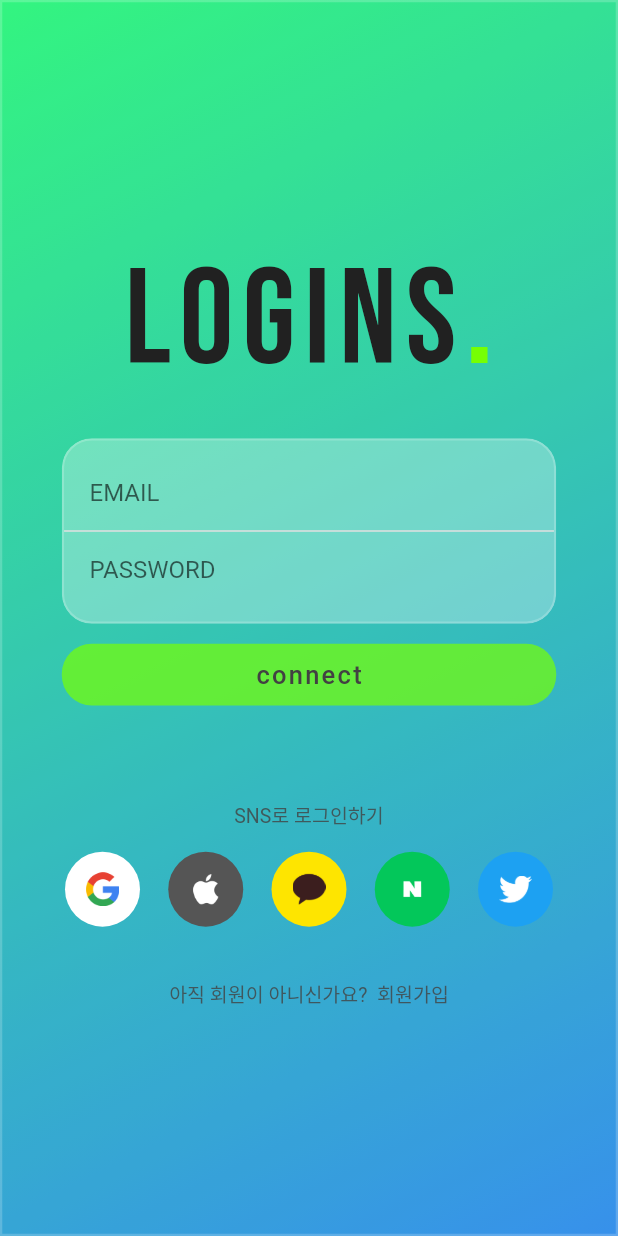
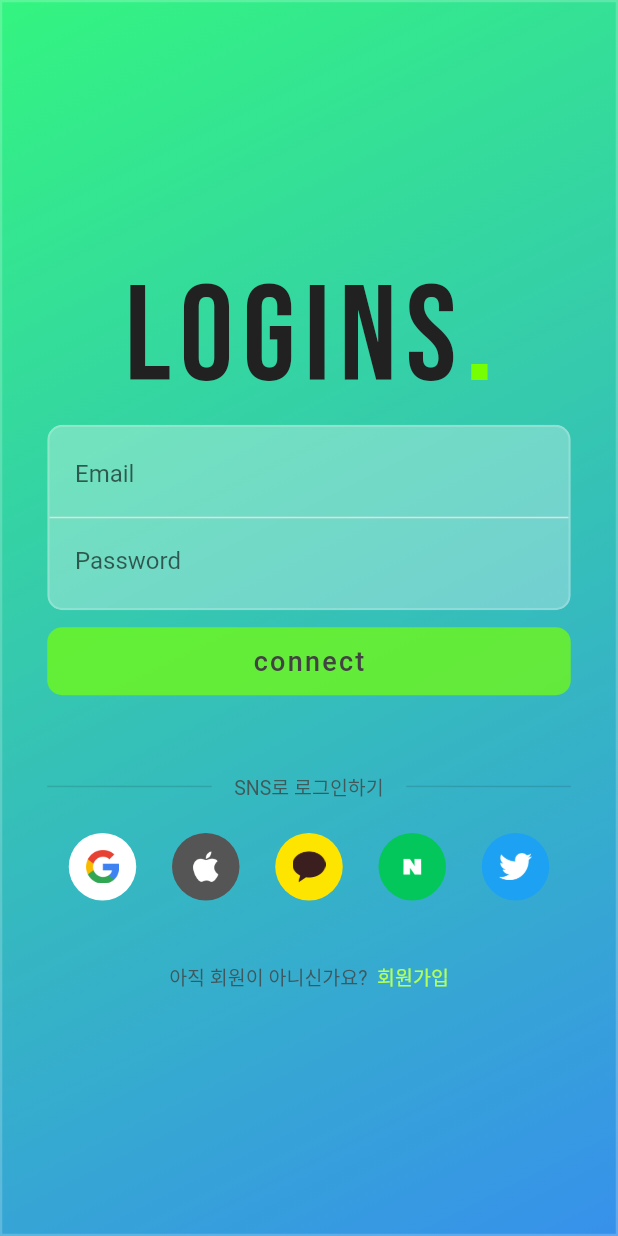
Before and after one commit to Yun-sooyong/several_social_logins, a Flutter app: the screen it shows after launch, on a phone screen of 412 x 824 dp. Run offline on Flutter 3.47's test engine with Material 2 defaults, Android fonts, the phone set to English and light mode, and no system bars; our stand-ins replace google_fonts.

Commit message:
일부 파일명 변경, UI 일부 변경

```diff
--- a/lib/login_page.dart
+++ /dev/null
@@ -1,183 +0,0 @@
-import 'package:flutter/material.dart';
-import 'package:google_fonts/google_fonts.dart';
-import 'package:several_social_logins/utils/color.dart';
-import 'package:several_social_logins/utils/glassmorphism.dart';
-import 'package:several_social_logins/utils/sns_buttons.dart';
-import 'package:several_social_logins/utils/textfield.dart';
-
-class LoginPage extends StatefulWidget {
-  const LoginPage({super.key});
-
-  @override
-  State<LoginPage> createState() => _LoginPageState();
-}
-
-class _LoginPageState extends State<LoginPage> {
-  @override
-  Widget build(BuildContext context) {
-    Size size = MediaQuery.of(context).size;
-
-    return GestureDetector(
-      onTap: () {
-        FocusScope.of(context).unfocus();
-      },
-      child: Container(
-        decoration: BoxDecoration(
-          gradient: LinearGradient(
-            colors: [tGradientStart, tGradientEnd],
-            begin: Alignment.topLeft,
-            end: Alignment.bottomRight,
-          ),
-        ),
-        child: Glassmorphism(
-          blur: 0.2,
-          opacity: 0.2,
-          child: Scaffold(
-            backgroundColor: Colors.transparent,
-            body: Column(
-              mainAxisAlignment: MainAxisAlignment.center,
-              crossAxisAlignment: CrossAxisAlignment.center,
-              children: [
-                // * logo
-                Text.rich(
-                  TextSpan(
-                    text: 'LOGINS',
-                    style: GoogleFonts.bebasNeue(
-                        fontSize: 90,
-                        letterSpacing: 6,
-                        color: Colors.grey.shade900),
-                    children: [
-                      TextSpan(
-                        text: '.',
-                        style: GoogleFonts.bebasNeue(
-                            fontSize: 100,
-                            color: Colors.lightGreenAccent.shade400),
-                      ),
-                    ],
-                  ),
-                ),
-                SizedBox(height: 20),
-                // * input login, password
-                // TODO: 입력 데이터 처리, textfield decoration
-                Container(
-                  height: size.height * 0.15,
-                  width: size.width * 0.8,
-                  decoration: BoxDecoration(
-                    //color: Colors.amber,
-                    borderRadius: BorderRadius.circular(20),
-                  ),
-                  child: Glassmorphism(
-                    blur: 0.3,
-                    opacity: 0.3,
-                    radius: 20,
-                    child: Column(
-                      //crossAxisAlignment: CrossAxisAlignment.center,
-                      mainAxisAlignment: MainAxisAlignment.center,
-                      children: [
-                        TextFielded(
-                          hintText: 'EMAIL',
-                        ),
-                        Divider(
-                          thickness: 1,
-                          color: Colors.grey.shade300,
-                          height: 3,
-                        ),
-                        TextFielded(
-                          hintText: 'PASSWORD',
-                          isPassword: true,
-                        )
-                      ],
-                    ),
-                  ),
-                ),
-                SizedBox(height: 10),
-                // * login button
-                ElevatedButton(
-                  style: ElevatedButton.styleFrom(
-                    primary: Colors.lightGreenAccent.shade400.withOpacity(0.7),
-                    shape: RoundedRectangleBorder(
-                      borderRadius: BorderRadius.circular(20),
-                    ),
-                    fixedSize: Size(size.width * 0.8, size.height * 0.05),
-                    elevation: 0,
-                  ),
-                  onPressed: () {},
-                  child: Text(
-                    'connect',
-                    style: TextStyle(
-                      color: Colors.grey.shade800,
-                      fontSize: 17,
-                      letterSpacing: 1.5,
-                    ),
-                  ),
-                ),
-                SizedBox(
-                  height: 60,
-                ),
-                Text(
-                  'SNS로 로그인하기',
-                  style: TextStyle(
-                    fontSize: 13,
-                    color: Colors.grey.shade800.withOpacity(0.8),
-                  ),
-                ),
-                Padding(
-                  padding:
-                      const EdgeInsets.symmetric(vertical: 15, horizontal: 30),
-                  child: Row(
-                    mainAxisAlignment: MainAxisAlignment.spaceEvenly,
-
-                    // TODO: Make snsLoginButton Widget
-                    children: [
-                      SnsButton(
-                          background: googleColor,
-                          name: 'assets/images/google_logo.png'),
-                      SnsButton(
-                          background: appleColor,
-                          name: 'assets/images/apple_logo.png'),
-                      SnsButton(
-                          background: kakaoColor,
-                          name: 'assets/images/kakao_logo.png'),
-                      SnsButton(
-                          background: naverColor,
-                          // TODO naver image change
-                          name: 'assets/images/naver_logo_200.png'),
-                      SnsButton(
-                          background: twitterColor,
-                          name: 'assets/images/twitter_logo.png'),
-                    ],
-                  ),
-                ),
-                Padding(
-                  padding: const EdgeInsets.only(top: 20),
-                  child: Row(
-                    mainAxisAlignment: MainAxisAlignment.center,
-                    children: [
-                      Text(
-                        '아직 회원이 아니신가요?  ',
-                        style: TextStyle(
-                          fontSize: 13,
-                          color: Colors.grey.shade800.withOpacity(0.8),
-                        ),
-                      ),
-                      InkWell(
-                        onTap: () {},
-                        child: Text(
-                          '회원가입',
-                          style: TextStyle(
-                            fontSize: 13,
-                            color: Colors.grey.shade800.withOpacity(0.8),
-                          ),
-                        ),
-                      ),
-                    ],
-                  ),
-                ),
-              ],
-            ),
-          ),
-        ),
-      ),
-    );
-  }
-}
--- /dev/null
+++ b/lib/logins_ui_widget/logo_text.dart
@@ -0,0 +1,24 @@
+import 'package:flutter/material.dart';
+import 'package:google_fonts/google_fonts.dart';
+
+class Logo extends StatelessWidget {
+  const Logo({super.key});
+
+  @override
+  Widget build(BuildContext context) {
+    return Text.rich(
+      TextSpan(
+        text: 'LOGINS',
+        style: GoogleFonts.bebasNeue(
+            fontSize: 90, letterSpacing: 6, color: Colors.grey.shade900),
+        children: [
+          TextSpan(
+            text: '.',
+            style: GoogleFonts.bebasNeue(
+                fontSize: 100, color: Colors.lightGreenAccent.shade400),
+          ),
+        ],
+      ),
+    );
+  }
+}
--- a/lib/main.dart
+++ b/lib/main.dart
@@ -1,5 +1,5 @@
 import 'package:flutter/material.dart';
-import 'package:several_social_logins/login_page.dart';
+import 'package:several_social_logins/sign_in.dart';
 
 void main() {
   runApp(const MyApp());
--- /dev/null
+++ b/lib/sign_in.dart
@@ -0,0 +1,187 @@
+import 'package:flutter/material.dart';
+import 'package:several_social_logins/utils/color.dart';
+import 'package:several_social_logins/logins_ui_widget/logo_text.dart';
+import 'package:several_social_logins/utils/widgets/button.dart';
+import 'package:several_social_logins/utils/widgets/glassmorphism.dart';
+import 'package:several_social_logins/utils/widgets/textfield.dart';
+
+class LoginPage extends StatefulWidget {
+  const LoginPage({super.key});
+
+  @override
+  State<LoginPage> createState() => _LoginPageState();
+}
+
+class _LoginPageState extends State<LoginPage> {
+  @override
+  Widget build(BuildContext context) {
+    Size size = MediaQuery.of(context).size;
+    ;
+    return GestureDetector(
+      onTap: () {
+        FocusScope.of(context).unfocus();
+      },
+      child: Container(
+        decoration: BoxDecoration(
+          gradient: LinearGradient(
+            colors: [tGradientStart, tGradientEnd],
+            begin: Alignment.topLeft,
+            end: Alignment.bottomRight,
+          ),
+        ),
+        child: Glassmorphism(
+          blur: 0.2,
+          opacity: 0.2,
+          child: Scaffold(
+            resizeToAvoidBottomInset: false,
+            backgroundColor: Colors.transparent,
+            body: Padding(
+              padding: const EdgeInsets.symmetric(horizontal: 30, vertical: 20),
+              child: Center(
+                child: Column(
+                  mainAxisAlignment: MainAxisAlignment.center,
+                  //crossAxisAlignment: CrossAxisAlignment.center,
+                  children: [
+                    // * logo
+                    Logo(),
+                    // * input login, password
+                    // TODO: 입력 데이터 처리, textfield decoration
+                    Container(
+                      height: size.height * 0.15,
+                      //width: size.width * 0.8,
+                      child: Glassmorphism(
+                        blur: 0.3,
+                        opacity: 0.3,
+                        radius: 10,
+                        child: Column(
+                          mainAxisAlignment: MainAxisAlignment.center,
+                          children: [
+                            TextFielded(
+                              hintText: 'Email',
+                            ),
+                            Divider(
+                              thickness: 1,
+                              color: Colors.grey.shade300,
+                              height: 10,
+                            ),
+                            TextFielded(
+                              hintText: 'Password',
+                              isPassword: true,
+                            ),
+                          ],
+                        ),
+                      ),
+                    ),
+
+                    // * login button
+                    Padding(
+                      padding: const EdgeInsets.symmetric(vertical: 10),
+                      child: ElevatedButton(
+                        style: ElevatedButton.styleFrom(
+                          primary:
+                              Colors.lightGreenAccent.shade400.withOpacity(0.7),
+                          shape: RoundedRectangleBorder(
+                            borderRadius: BorderRadius.circular(10),
+                          ),
+                          fixedSize: Size(size.width, size.height * 0.055),
+                          elevation: 0,
+                        ),
+                        onPressed: () {},
+                        child: Text(
+                          'connect',
+                          style: TextStyle(
+                            color: Colors.grey.shade800,
+                            fontSize: 18,
+                            letterSpacing: 1.5,
+                          ),
+                        ),
+                      ),
+                    ),
+                    // SizedBox(
+                    //   height: 20,
+                    // ),
+                    Padding(
+                      padding: const EdgeInsets.only(top: 40),
+                      child: Row(
+                        children: [
+                          Expanded(
+                            child: Divider(
+                              thickness: 1,
+                              endIndent: 15,
+                            ),
+                          ),
+                          Text(
+                            'SNS로 로그인하기',
+                            style: TextStyle(
+                              fontSize: 13,
+                              color: Colors.grey.shade800.withOpacity(0.8),
+                            ),
+                          ),
+                          Expanded(
+                            child: Divider(
+                              thickness: 1,
+                              indent: 15,
+                            ),
+                          ),
+                        ],
+                      ),
+                    ),
+                    Padding(
+                      padding: const EdgeInsets.symmetric(vertical: 20),
+                      child: Row(
+                        mainAxisAlignment: MainAxisAlignment.spaceEvenly,
+                        children: [
+                          SnsButton(
+                              background: googleColor,
+                              name: 'assets/images/google_logo.png'),
+                          SnsButton(
+                              background: appleColor,
+                              name: 'assets/images/apple_logo.png'),
+                          SnsButton(
+                              background: kakaoColor,
+                              name: 'assets/images/kakao_logo.png'),
+                          SnsButton(
+                              background: naverColor,
+                              // TODO naver image change
+                              name: 'assets/images/naver_logo_200.png'),
+                          SnsButton(
+                              background: twitterColor,
+                              name: 'assets/images/twitter_logo.png'),
+                        ],
+                      ),
+                    ),
+                    Padding(
+                      padding: const EdgeInsets.only(top: 20),
+                      child: Row(
+                        mainAxisAlignment: MainAxisAlignment.center,
+                        children: [
+                          Text(
+                            '아직 회원이 아니신가요?  ',
+                            style: TextStyle(
+                              fontSize: 13,
+                              color: Colors.grey.shade800.withOpacity(0.8),
+                            ),
+                          ),
+                          InkWell(
+                            onTap: () {},
+                            child: Text(
+                              '회원가입',
+                              style: TextStyle(
+                                fontSize: 13,
+                                color: Colors.lightGreenAccent,
+                              ),
+                            ),
+                          ),
+                        ],
+                      ),
+                    ),
+                  ],
+                ),
+              ),
+            ),
+          ),
+        ),
+      ),
+    );
+  }
+}
--- a/lib/utils/color.dart
+++ b/lib/utils/color.dart
@@ -12,3 +12,5 @@ Color appleColor = Color(0xff555555);
 Color kakaoColor = Color(0xffffee500);
 Color naverColor = Color(0xff03c75a);
 Color twitterColor = Color(0xff1da1f2);
+
+//
--- a/lib/utils/sns_buttons.dart
+++ b/lib/utils/widgets/button.dart
@@ -15,7 +15,7 @@ class SnsButton extends StatelessWidget {
       style: ElevatedButton.styleFrom(
         shape: CircleBorder(),
         primary: background,
-        fixedSize: Size(50, 50),
+        fixedSize: Size(45, 45),
         elevation: 0,
       ),
       onPressed: () {},
--- a/pubspec.yaml
+++ b/pubspec.yaml
@@ -10,6 +10,7 @@ environment:
 
 dependencies:
   cupertino_icons: ^1.0.2
+  firebase_auth: ^3.3.19
   flutter:
     sdk: flutter
   google_fonts: ^3.0.1
```
Also changed, not shown: lib/utils/widgets/glassmorphism.dart (renamed from lib/utils/glassmorphism.dart), lib/utils/widgets/textfield.dart (renamed from lib/utils/textfield.dart).
